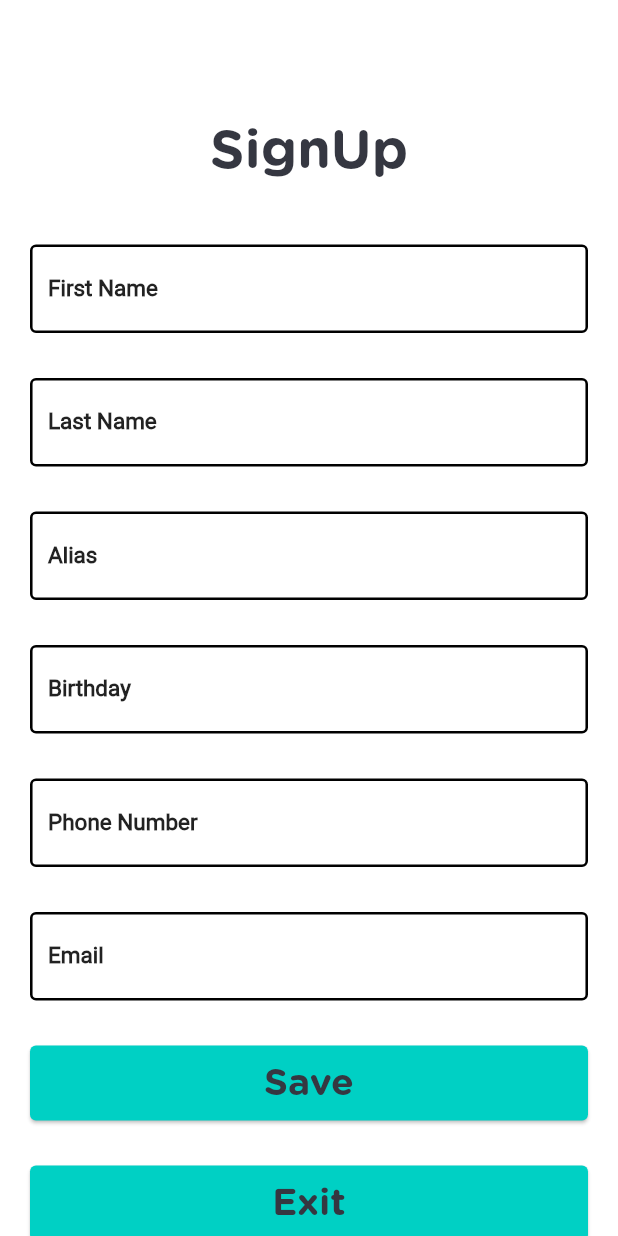
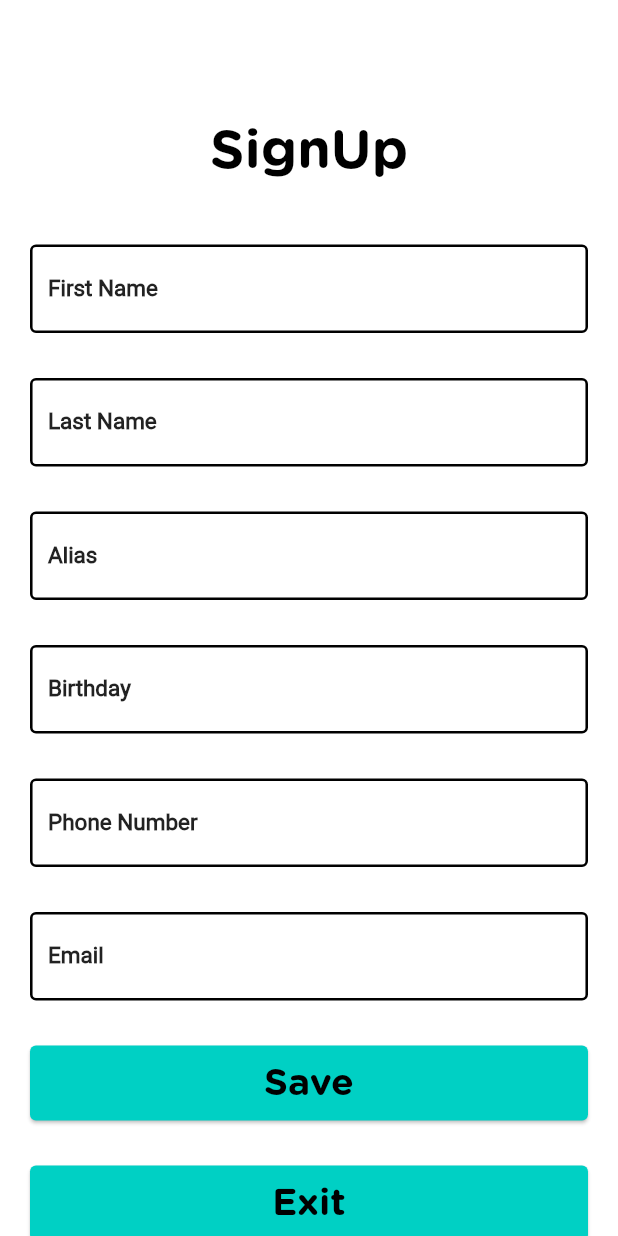
Before and after one commit to TheAbror/app_qard_wallet, a Flutter app: the screen it shows after launch, after a tap on "Create Account", on a phone screen of 412 x 824 dp. Run offline on Flutter 3.47's test engine with Material 2 defaults, Android fonts, the phone set to English and light mode, and no system bars; our stand-ins replace dio, get, rxdart.

Commit message:
corregir errores de gramatica y tonos de color en el tema claro

```diff
--- a/lib/main.dart
+++ b/lib/main.dart
@@ -8,12 +8,12 @@ import 'presentation/screen/auth/forgot/succsess_forgot_password_screen.dart';
 import 'presentation/screen/auth/recover/recover_account_screen.dart';
 import 'presentation/screen/auth/signin/signin_screen.dart';
 import 'presentation/screen/auth/signin/twofa_authorization_screen.dart';
-import 'presentation/screen/auth/signup/confirmate_signup_screen.dart';
-import 'presentation/screen/auth/signup/create_password_screen.dart';
-import 'presentation/screen/auth/signup/modify_signup_screen.dart';
+import 'presentation/screen/auth/signup/signup_confirmation_screen.dart';
+import 'presentation/screen/auth/signup/password_creation_screen.dart';
+import 'presentation/screen/auth/signup/signup_modification_screen.dart';
 import 'presentation/screen/auth/signup/signup_screen.dart';
-import 'presentation/screen/auth/signup/success_create_account_screen.dart';
-import 'presentation/screen/auth/signup/terms_and_conditions_screen.dart';
+import 'presentation/screen/auth/signup/success_account_creation_screen.dart';
+import 'presentation/screen/auth/signup/terms_accepting_screen.dart';
 import 'presentation/screen/auth/splash/select_action_screen.dart';
 import 'presentation/screen/auth/splash/splash_screen.dart';
 import 'presentation/screen/home/home_screen.dart';
@@ -53,16 +53,16 @@ class QardWalletApp extends StatelessWidget {
               ),
               colorScheme: const ColorScheme.light(
                 primary: Color(0xff00D0C4),
-                primaryVariant: Colors.white,
+                primaryVariant: Color(0xfff2f2f2),
                 secondary: Color(0xff00D0C4),
                 secondaryVariant: Colors.black,
-                background: Color(0xfff2f2f2),
+                background: Colors.white,
                 brightness: Brightness.light,
               ),
               textTheme: const TextTheme(
-                  headline1: TextStyle(color: Color(0xff353741),
+                  headline1: TextStyle(color: Colors.black,
                     fontSize: 36, fontFamily: 'GothamRounded', ),
-                  headline2: TextStyle(color: Color(0xff353741),
+                  headline2: TextStyle(color: Colors.black,
                       fontSize: 25, fontFamily: 'GothamRounded'),
                   bodyText1: TextStyle(fontSize: 15,
                       fontWeight: FontWeight.bold ),
@@ -98,8 +98,8 @@ class QardWalletApp extends StatelessWidget {
               SelectActionScreen.routeName: (context) => const SelectActionScreen(),
               //signup
               SignUpScreen.routeName: (context) => const SignUpScreen(),
-              ConfirmateSignUpScreen.routeName: (context) => const ConfirmateSignUpScreen(),
-              ModifySignUpScreen.routeName: (context) => const ModifySignUpScreen(),
+              SignUpConfirmationScreen.routeName: (context) => const SignUpConfirmationScreen(),
+              SignUpModificationScreen.routeName: (context) => const SignUpModificationScreen(),
               CreatePasswordScreen.routeName: (context) => const CreatePasswordScreen(),
               TermsAndConditionsScreen.routeName: (context) => const TermsAndConditionsScreen(),
               SuccessCreateAccountScreen.routeName: (context) => const SuccessCreateAccountScreen(),
--- a/lib/presentation/screen/auth/signup/create_password_screen.dart
+++ b/lib/presentation/screen/auth/signup/password_creation_screen.dart
@@ -1,5 +1,5 @@
 import 'package:flutter/material.dart';
-import 'package:qard_wallet/presentation/screen/auth/signup/terms_and_conditions_screen.dart';
+import 'package:qard_wallet/presentation/screen/auth/signup/terms_accepting_screen.dart';
 
 class CreatePasswordScreen extends StatefulWidget {
   static const routeName = "/signup/password";
@@ -41,8 +41,7 @@ class _CreatePasswordScreenState extends State<CreatePasswordScreen> {
         child: Container(
             padding: const EdgeInsets.only(left: 20, right: 20),
             width: MediaQuery.of(context).size.width,
-            height: 843,
-            color: Theme.of(context).colorScheme.primaryVariant,
+            height: 860,
             child: Form(
               key: _formKey,
               child: Column(
--- a/lib/presentation/screen/auth/signup/signup_screen.dart
+++ b/lib/presentation/screen/auth/signup/signup_screen.dart
@@ -1,5 +1,5 @@
 import 'package:flutter/material.dart';
-import 'package:qard_wallet/presentation/screen/auth/signup/confirmate_signup_screen.dart';
+import 'package:qard_wallet/presentation/screen/auth/signup/signup_confirmation_screen.dart';
 
 class SignUpScreen extends StatefulWidget {
   static const routeName = "/signup";
@@ -41,8 +41,7 @@ class _SignUpScreenState extends State<SignUpScreen> {
         child: Container(
           padding: const EdgeInsets.only(left: 20, right: 20),
           width: MediaQuery.of(context).size.width,
-          height: 1000,
-          color: Theme.of(context).colorScheme.primaryVariant,
+          height: 860,
           child: Form(
             key: _formKey,
             child: Column(
@@ -237,7 +236,7 @@ class _SignUpScreenState extends State<SignUpScreen> {
                   height: 30,
                 ),
                 ElevatedButton(
-                  onPressed: () => Navigator.pushNamed(context, ConfirmateSignUpScreen.routeName),
+                  onPressed: () => Navigator.pushNamed(context, SignUpConfirmationScreen.routeName),
                   child: Text(
                     'Save',
                     style: Theme.of(context).textTheme.headline2,
--- a/lib/presentation/screen/auth/splash/select_action_screen.dart
+++ b/lib/presentation/screen/auth/splash/select_action_screen.dart
@@ -25,8 +25,7 @@ class _SelectActionScreenState extends State<SelectActionScreen> {
         child: Container(
           padding: const EdgeInsets.only(left: 20, right: 20),
           width: MediaQuery.of(context).size.width,
-          height: 843,
-          color: Theme.of(context).colorScheme.primaryVariant,
+          height: 860,
           child: Column(
             children: [
               const SizedBox(
@@ -68,7 +67,7 @@ class _SelectActionScreenState extends State<SelectActionScreen> {
                 ),
               ),
               const SizedBox(
-                height: 320,
+                height: 337,
               ),
               Image.asset('assets/images/logo.png', height: 150,),
             ],
--- a/lib/presentation/screen/auth/splash/splash_screen.dart
+++ b/lib/presentation/screen/auth/splash/splash_screen.dart
@@ -3,6 +3,7 @@ import 'package:qard_wallet/domain/enums/init_type.dart';
 import 'package:qard_wallet/presentation/bloc/splash_bloc.dart';
 import 'package:qard_wallet/presentation/screen/auth/signin/signin_screen.dart';
 import 'package:qard_wallet/presentation/screen/auth/splash/select_action_screen.dart';
+import 'package:qard_wallet/presentation/screen/home/home_screen.dart';
 
 
 class SplashScreen extends StatefulWidget {
@@ -25,7 +26,7 @@ class _SplashScreenState extends State<SplashScreen> {
     InitType result = InitType.register;
 
     if (result ==  InitType.intro) {
-
+      Navigator.pushNamed(context, HomeScreen.routeName);
     }
 
     if (result ==  InitType.login) {
```
Also changed, not shown: lib/presentation/screen/auth/signup/signup_confirmation_screen.dart (renamed from lib/presentation/screen/auth/signup/confirmate_signup_screen.dart, +9 -10 lines), lib/presentation/screen/auth/signup/signup_modification_screen.dart (renamed from lib/presentation/screen/auth/signup/modify_signup_screen.dart, +8 -9 lines), lib/presentation/screen/auth/signup/terms_accepting_screen.dart (renamed from lib/presentation/screen/auth/signup/terms_and_conditions_screen.dart, +4 -9 lines), lib/presentation/screen/home/home_screen.dart (+11 -11 lines), lib/presentation/screen/auth/signup/success_account_creation_screen.dart (renamed from lib/presentation/screen/auth/signup/success_create_account_screen.dart).
